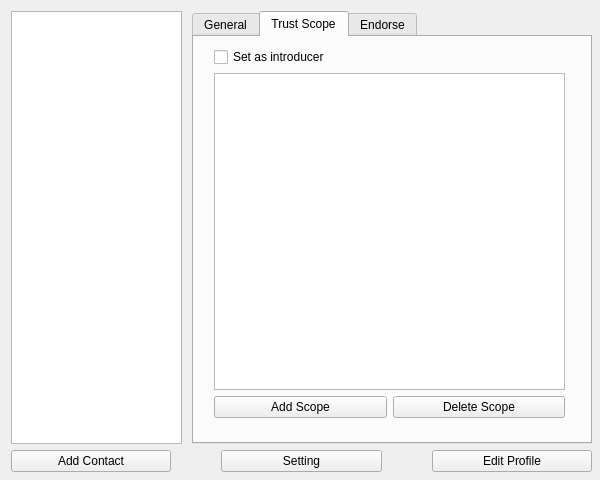
Qt form src/contactpanel.ui (named-data/ChronoChat) before a commit.
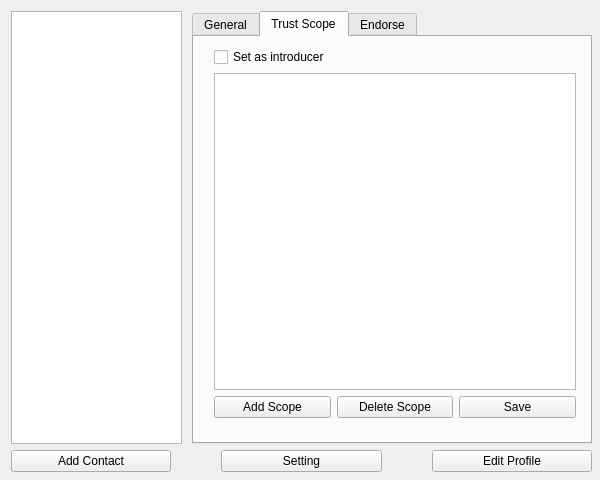
The same form after that commit. The open tabs and pages were chosen to show the change.

Patch:
```diff
--- a/src/contactpanel.ui
+++ b/src/contactpanel.ui
@@ -184,7 +184,7 @@
            <rect>
             <x>20</x>
             <y>10</y>
-            <width>351</width>
+            <width>362</width>
             <height>371</height>
            </rect>
           </property>
@@ -197,7 +197,11 @@
             </widget>
            </item>
            <item>
-            <widget class="QListView" name="trustScopeList"/>
+            <widget class="QTableView" name="trustScopeList">
+             <attribute name="horizontalHeaderStretchLastSection">
+              <bool>true</bool>
+             </attribute>
+            </widget>
            </item>
            <item>
             <layout class="QHBoxLayout" name="horizontalLayout_4">
@@ -221,6 +225,16 @@
                </property>
               </widget>
              </item>
+             <item>
+              <widget class="QPushButton" name="saveButton">
+               <property name="text">
+                <string>Save</string>
+               </property>
+               <property name="autoDefault">
+                <bool>false</bool>
+               </property>
+              </widget>
+             </item>
             </layout>
            </item>
           </layout>
```
Left out of the diff: 17 changed lines with no effect on the pictures.
